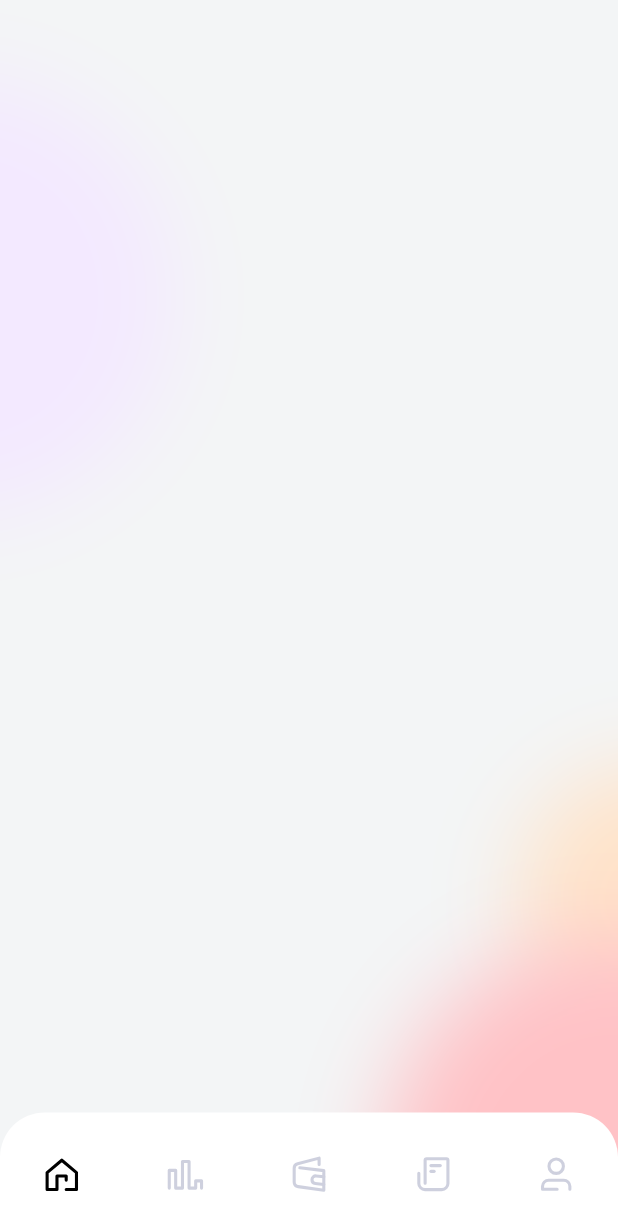
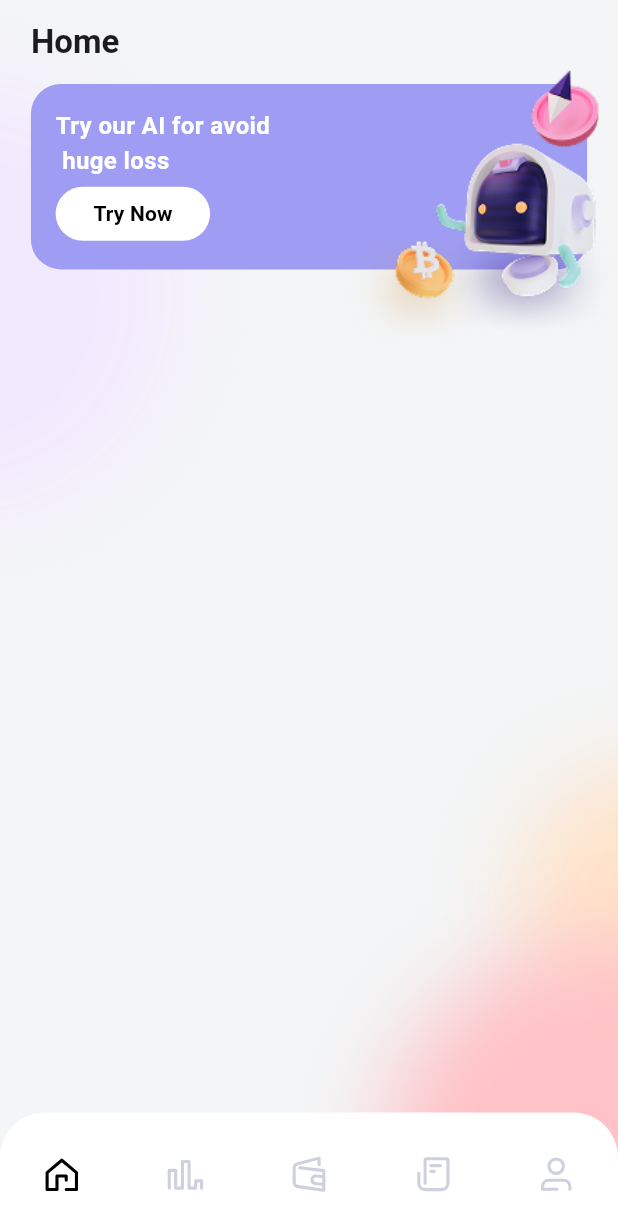
Before and after one commit to wolfguidao/flutter_beautiful_ui, a Flutter app: the WalletNavigationPage screen opened by its route, on a phone screen of 412 x 824 dp. Shown: the top 1231 px of the screen. Run offline on Flutter 3.47's test engine with Material 3 defaults, Android fonts, the phone set to English and light mode, and no system bars; our stand-ins replace flutter_svg, go_router.

Commit message:
feat：Complete the WalletHomePage Basic Layout.

```diff
--- a/lib/gen/assets.gen.dart
+++ b/lib/gen/assets.gen.dart
@@ -36,6 +36,10 @@ class $ImagesWeb3walletGen {
   /// File path: images/web3wallet/wallet_home.svg
   String get walletHome => 'images/web3wallet/wallet_home.svg';
 
+  /// File path: images/web3wallet/wallet_home_robot.png
+  AssetGenImage get walletHomeRobot =>
+      const AssetGenImage('images/web3wallet/wallet_home_robot.png');
+
   /// File path: images/web3wallet/wallet_login_robot.png
   AssetGenImage get walletLoginRobot =>
       const AssetGenImage('images/web3wallet/wallet_login_robot.png');
@@ -58,6 +62,7 @@ class $ImagesWeb3walletGen {
     walletFacebook,
     walletGoogle,
     walletHome,
+    walletHomeRobot,
     walletLoginRobot,
     walletNews,
     walletProfile,
--- /dev/null
+++ b/lib/web3wallet/presentation/home/wallet_home_page.dart
@@ -0,0 +1,80 @@
+import 'package:flutter/material.dart';
+import 'package:flutter_beautiful_ui/gen/assets.gen.dart';
+import 'package:flutter_svg/flutter_svg.dart';
+
+class WalletHomePage extends StatefulWidget {
+  const WalletHomePage({super.key});
+
+  @override
+  State<WalletHomePage> createState() => _WalletHomePageState();
+}
+
+class _WalletHomePageState extends State<WalletHomePage> {
+  @override
+  Widget build(BuildContext context) {
+    final double w = MediaQuery.sizeOf(context).width;
+    final double h = MediaQuery.sizeOf(context).height;
+    return CustomScrollView(
+      slivers: [
+        SliverAppBar(
+          titleSpacing: w*0.05,
+          backgroundColor: Colors.transparent,
+          title: Text("Home", style: TextStyle(fontWeight: FontWeight.bold)),
+          centerTitle: false,
+        ),
+        SliverToBoxAdapter(
+          child: Stack(
+            clipBehavior: Clip.none,
+            children: [
+              Container(
+                height: h * 0.15,
+                width: w,
+                margin: EdgeInsets.symmetric(horizontal: w*0.05),
+                decoration: BoxDecoration(
+                  color: Color(0xff9F9DF3),
+                  borderRadius: BorderRadius.circular(20),
+                ),
+                padding: EdgeInsets.all(w * 0.04),
+                child: Column(
+                  crossAxisAlignment: CrossAxisAlignment.start,
+                  children: [
+                    Text(
+                      "Try our AI for avoid \n huge loss",
+                      style: TextStyle(
+                        fontWeight: FontWeight.bold,
+                        color: Colors.white,
+                        fontSize: TextTheme.of(context).bodyLarge?.fontSize,
+                      ),
+                    ),
+                    TextButton(
+                      style: TextButton.styleFrom(
+                        backgroundColor: Colors.white,
+                        minimumSize: Size(w * 0.25, h / 25),
+                      ),
+                      onPressed: () {},
+                      child: Text(
+                        "Try Now",
+                        style: TextStyle(
+                          color: Colors.black,
+                          fontWeight: FontWeight.w600,
+                        ),
+                      ),
+                    ),
+                  ],
+                ),
+              ),
+              Positioned(
+                right: 0,
+                top: -h*0.015,
+                child: Image.asset(
+                  Assets.images.web3wallet.walletHomeRobot.path,
+                  width: w*0.45,
+                ),
+              ),
+            ],
+          ),
+        ),
+      ],
+    );
+  }
+}
--- a/lib/web3wallet/presentation/navigation/wallet_navigation_page.dart
+++ b/lib/web3wallet/presentation/navigation/wallet_navigation_page.dart
@@ -1,5 +1,10 @@
 import 'package:flutter_beautiful_ui/gen/assets.gen.dart';
+import 'package:flutter_beautiful_ui/web3wallet/presentation/home/wallet_home_page.dart';
 import 'package:flutter_beautiful_ui/web3wallet/presentation/navigation/widget/wallet_bottom_navigation.dart';
+import 'package:flutter_beautiful_ui/web3wallet/presentation/news/wallet_news_page.dart';
+import 'package:flutter_beautiful_ui/web3wallet/presentation/profile/wallet_profile_page.dart';
+import 'package:flutter_beautiful_ui/web3wallet/presentation/rate/wallet_rate_page.dart';
+import 'package:flutter_beautiful_ui/web3wallet/presentation/wallet/wallet_wallet_page.dart';
 import 'package:flutter_svg/flutter_svg.dart';
 import 'package:flutter/material.dart';
 import 'package:flutter_beautiful_ui/web3wallet/widget/blur_color_widget.dart';
@@ -13,12 +18,21 @@ class WalletNavigationPage extends StatefulWidget {
 
 class _WalletNavigationPageState extends State<WalletNavigationPage> {
   int _pageIndex = 0;
+
   final List<String> _navItemIcon = [
     Assets.images.web3wallet.walletHome,
     Assets.images.web3wallet.walletRate,
     Assets.images.web3wallet.walletWallet,
     Assets.images.web3wallet.walletNews,
     Assets.images.web3wallet.walletProfile,
+  ];
+
+  final List<Widget> _pages=[
+    WalletHomePage(),
+    WalletRatePage(),
+    WalletWalletPage(),
+    WalletNewsPage(),
+    WalletProfilePage()
   ];
 
 
@@ -50,6 +64,7 @@ class _WalletNavigationPageState extends State<WalletNavigationPage> {
                 right: -w * 0.3,
                 child: BlurColorWidget(size: 251, color: Color(0xffFFC2C6)),
               ),
+              _pages[_pageIndex],
               Positioned(
                 bottom: 0,
                 child: WalletBottomNavigation(
```
Also changed, not shown: lib/web3wallet/presentation/login/widget/login_form.dart (+18 -44 lines), lib/web3wallet/presentation/news/wallet_news_page.dart (added, +15 -0 lines), lib/web3wallet/presentation/profile/wallet_profile_page.dart (added, +15 -0 lines), lib/web3wallet/presentation/rate/wallet_rate_page.dart (added, +15 -0 lines), lib/web3wallet/presentation/wallet/wallet_wallet_page.dart (added, +15 -0 lines), images/web3wallet/wallet_home_robot.png (added).
